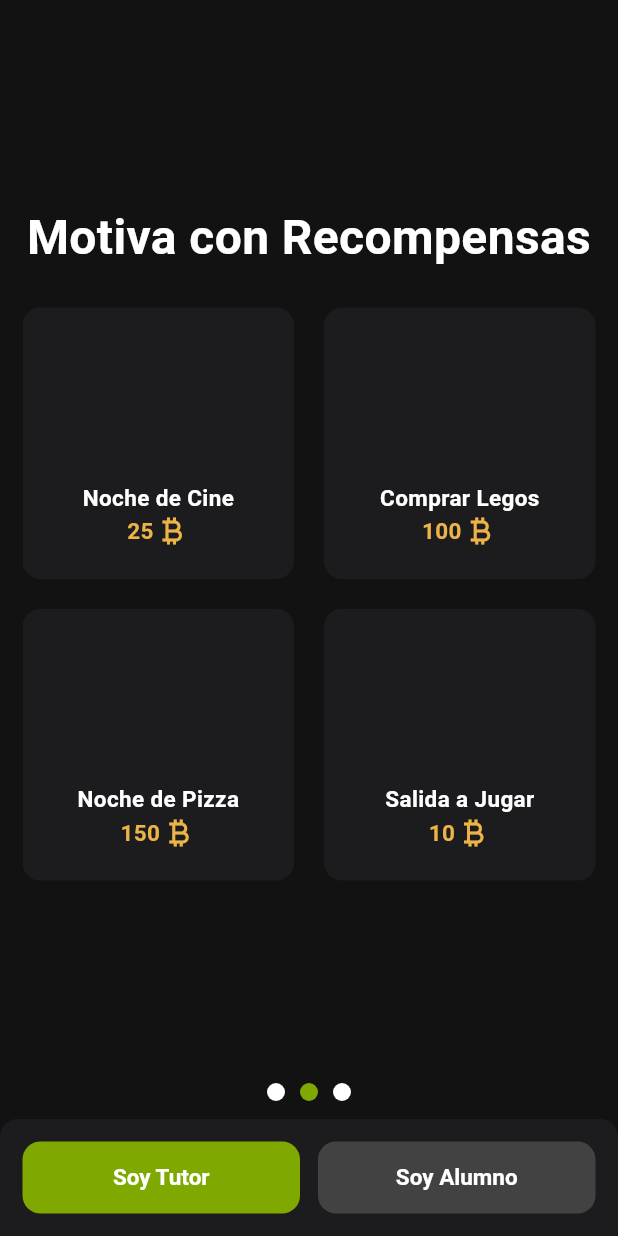
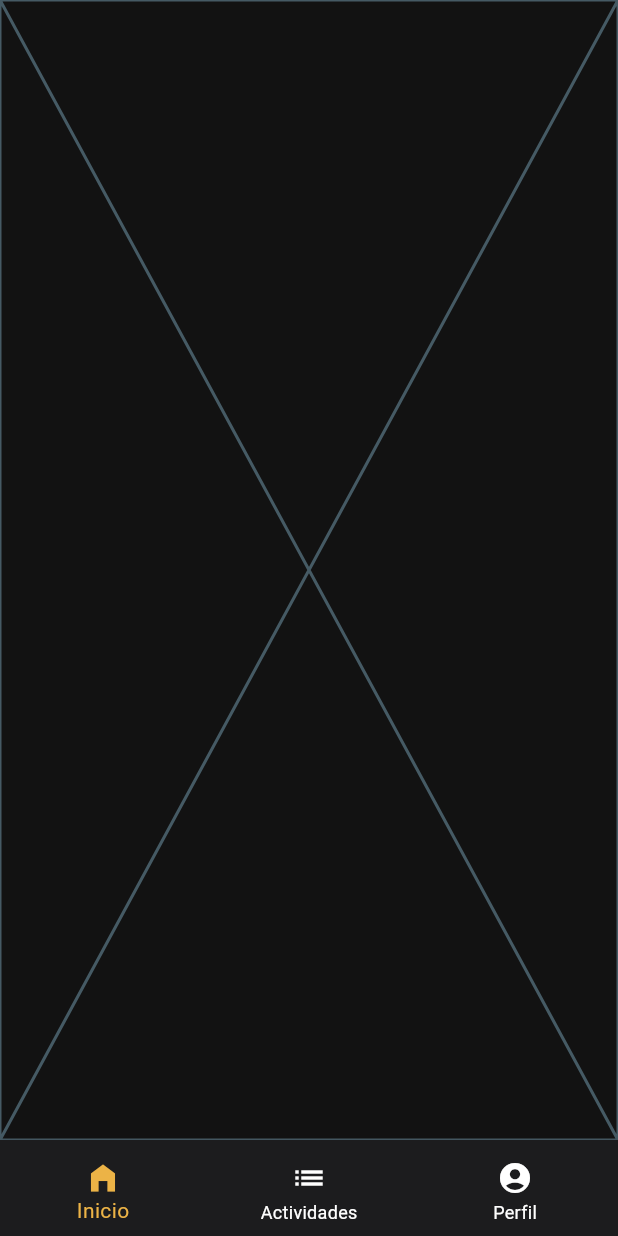
Before and after one commit to malvab11/flutter-tasks-points-app, a Flutter app: the screen it shows after launch, on a phone screen of 412 x 824 dp. Run offline on Flutter 3.47's test engine with Material 3 defaults, Android fonts, the light colour scheme and no system bars.

Commit message:
style: Pantallas de Home

```diff
--- a/lib/main.dart
+++ b/lib/main.dart
@@ -1,13 +1,17 @@
 import 'package:flutter/material.dart';
+import 'package:mission_up/ui/screens/home/activities/activities_screen.dart';
+import 'package:mission_up/ui/screens/home/activities/create_activity_screen.dart';
+import 'package:mission_up/ui/screens/home/main_screen.dart';
 import 'package:mission_up/ui/screens/loading/loading_screen.dart';
 import 'package:mission_up/ui/screens/login/login_tutor_screen.dart';
 import 'package:mission_up/ui/screens/login/login_user_screen.dart';
 import 'package:mission_up/ui/screens/presentation/presentation_screen.dart';
 import 'package:mission_up/ui/screens/register/register_tutor_screen.dart';
-import 'package:mission_up/ui/viewmodels/login_tutor_viewmodel.dart';
-import 'package:mission_up/ui/viewmodels/login_user_viewmodel.dart';
-import 'package:mission_up/ui/viewmodels/presentation_viewmodel.dart';
-import 'package:mission_up/ui/viewmodels/register_tutor_viewmodel.dart';
+import 'package:mission_up/ui/viewmodels/main/main_viewmodel.dart';
+import 'package:mission_up/ui/viewmodels/presentation/login_tutor_viewmodel.dart';
+import 'package:mission_up/ui/viewmodels/presentation/login_user_viewmodel.dart';
+import 'package:mission_up/ui/viewmodels/presentation/presentation_viewmodel.dart';
+import 'package:mission_up/ui/viewmodels/presentation/register_tutor_viewmodel.dart';
 import 'package:provider/provider.dart';
 
 void main() {
@@ -18,6 +22,7 @@ void main() {
         ChangeNotifierProvider(create: (_) => LoginTutorViewmodel()),
         ChangeNotifierProvider(create: (_) => RegisterTutorViewModel()),
         ChangeNotifierProvider(create: (_) => LoginUserViewmodel()),
+        ChangeNotifierProvider(create: (_) => MainViewmodel()),
       ],
       child: MyApp(),
     ),
@@ -38,8 +43,11 @@ class MyApp extends StatelessWidget {
         '/registerTutor': (context) => RegisterTutorScreen(),
         '/loginUser': (context) => LoginUserScreen(),
         '/loading': (context) => LoadingScreen(),
+        '/home': (context) => MainScreen(),
+        '/activities': (context) => ActivitiesScreen(),
+        '/createActivity': (context) => CreateActivityScreen(),
       },
-      home: PresentationScreen(),
+      home: MainScreen(),
     );
   }
 }
--- /dev/null
+++ b/lib/ui/screens/home/init/init_screen.dart
@@ -0,0 +1,10 @@
+import 'package:flutter/material.dart';
+
+class InitScreen extends StatelessWidget {
+  const InitScreen({super.key});
+
+  @override
+  Widget build(BuildContext context) {
+    return const Placeholder();
+  }
+}
--- /dev/null
+++ b/lib/ui/screens/home/main_screen.dart
@@ -0,0 +1,75 @@
+import 'package:flutter/material.dart';
+import 'package:mission_up/ui/screens/home/activities/activities_screen.dart';
+import 'package:mission_up/ui/screens/home/init/init_screen.dart';
+import 'package:mission_up/ui/screens/home/profile/profile_screen.dart';
+import 'package:mission_up/ui/styles/app_colors.dart';
+import 'package:mission_up/ui/viewmodels/main/main_viewmodel.dart';
+import 'package:provider/provider.dart';
+
+class MainScreen extends StatelessWidget {
+  final List<Widget> _screens = [
+    InitScreen(),
+    ActivitiesScreen(),
+    ProfileScreen(),
+  ];
+
+  MainScreen({super.key});
+
+  @override
+  Widget build(BuildContext context) {
+    final viewModel = context.watch<MainViewmodel>();
+    return SafeArea(
+      child: Scaffold(
+        bottomNavigationBar: _MyButtonNavigationBar(viewModel: viewModel),
+        floatingActionButton:
+            viewModel.currentScreen == 1
+                ? FloatingActionButton(
+                  onPressed:
+                      () => Navigator.pushNamed(context, '/createActivity'),
+                  backgroundColor: AppColors.greenColor,
+                  child: Icon(Icons.add, color: AppColors.whiteColor),
+                )
+                : null,
+        body: IndexedStack(index: viewModel.currentScreen, children: _screens),
+      ),
+    );
+  }
+}
+
+class _MyButtonNavigationBar extends StatelessWidget {
+  final MainViewmodel viewModel;
+  const _MyButtonNavigationBar({required this.viewModel});
+  @override
+  Widget build(BuildContext context) {
+    return BottomNavigationBar(
+      backgroundColor: AppColors.blackColor,
+      currentIndex: viewModel.currentScreen,
+      onTap: viewModel.changeScreen,
+      selectedItemColor: AppColors.coinColor,
+      unselectedItemColor: AppColors.whiteColor,
+      items: [
+        BottomNavigationBarItem(
+          icon: Padding(
+            padding: EdgeInsets.only(top: 6.0),
+            child: Icon(Icons.home_filled),
+          ),
+          label: "Inicio",
+        ),
+        BottomNavigationBarItem(
+          icon: Padding(
+            padding: EdgeInsets.only(top: 6.0),
+            child: Icon(Icons.list),
+          ),
+          label: "Actividades",
+        ),
+        BottomNavigationBarItem(
+          icon: Padding(
+            padding: EdgeInsets.only(top: 6.0),
+            child: Icon(Icons.account_circle_rounded),
+          ),
+          label: "Perfil",
+        ),
+      ],
+    );
+  }
+}
--- a/lib/ui/screens/login/login_tutor_screen.dart
+++ b/lib/ui/screens/login/login_tutor_screen.dart
@@ -4,7 +4,7 @@ import 'package:mission_up/ui/styles/text_styles.dart';
 import 'package:mission_up/ui/widgets/common_button.dart';
 import 'package:mission_up/ui/widgets/common_inputs.dart';
 import 'package:provider/provider.dart';
-import 'package:mission_up/ui/viewmodels/login_tutor_viewmodel.dart';
+import 'package:mission_up/ui/viewmodels/presentation/login_tutor_viewmodel.dart';
 
 class LoginTutorScreen extends StatelessWidget {
   const LoginTutorScreen({super.key});
--- a/lib/ui/screens/login/login_user_screen.dart
+++ b/lib/ui/screens/login/login_user_screen.dart
@@ -1,7 +1,7 @@
 import 'package:flutter/material.dart';
 import 'package:mission_up/ui/styles/app_colors.dart';
 import 'package:mission_up/ui/styles/text_styles.dart';
-import 'package:mission_up/ui/viewmodels/login_user_viewmodel.dart';
+import 'package:mission_up/ui/viewmodels/presentation/login_user_viewmodel.dart';
 import 'package:mission_up/ui/widgets/common_button.dart';
 import 'package:mission_up/ui/widgets/common_inputs.dart';
 import 'package:provider/provider.dart';
--- a/lib/ui/screens/presentation/presentation_screen.dart
+++ b/lib/ui/screens/presentation/presentation_screen.dart
@@ -5,7 +5,7 @@ import 'package:mission_up/ui/screens/presentation/second_presentation_screen.da
 import 'package:mission_up/ui/screens/presentation/third_presentation_screen.dart';
 import 'package:mission_up/ui/styles/app_colors.dart';
 import 'package:mission_up/ui/widgets/common_button.dart';
-import 'package:mission_up/ui/viewmodels/presentation_viewmodel.dart';
+import 'package:mission_up/ui/viewmodels/presentation/presentation_viewmodel.dart';
 
 class PresentationScreen extends StatefulWidget {
   const PresentationScreen({super.key});
--- a/lib/ui/screens/register/register_tutor_screen.dart
+++ b/lib/ui/screens/register/register_tutor_screen.dart
@@ -1,7 +1,7 @@
 import 'package:flutter/material.dart';
 import 'package:mission_up/ui/styles/app_colors.dart';
 import 'package:mission_up/ui/styles/text_styles.dart';
-import 'package:mission_up/ui/viewmodels/register_tutor_viewmodel.dart';
+import 'package:mission_up/ui/viewmodels/presentation/register_tutor_viewmodel.dart';
 import 'package:mission_up/ui/widgets/common_button.dart';
 import 'package:mission_up/ui/widgets/common_inputs.dart';
 import 'package:provider/provider.dart';
--- /dev/null
+++ b/lib/ui/viewmodels/main/main_viewmodel.dart
@@ -0,0 +1,12 @@
+import 'package:flutter/material.dart';
+
+class MainViewmodel extends ChangeNotifier {
+  int _currentScreen = 0;
+
+  int get currentScreen => _currentScreen;
+
+  void changeScreen(int screenIndex) {
+    _currentScreen = screenIndex;
+    notifyListeners();
+  }
+}
--- a/lib/ui/widgets/common_inputs.dart
+++ b/lib/ui/widgets/common_inputs.dart
@@ -10,6 +10,7 @@ class CommonInputs extends StatelessWidget {
   final VoidCallback? onPressed;
   final bool isPassword;
   final bool? isObscure;
+  final IconData? icon;
   final ValueChanged<String>? onChanged;
 
   const CommonInputs({
@@ -21,6 +22,7 @@ class CommonInputs extends StatelessWidget {
     this.onPressed,
     required this.isPassword,
     this.isObscure,
+    this.icon,
     this.onChanged,
   });
 
@@ -49,6 +51,8 @@ class CommonInputs extends StatelessWidget {
                           ? const Icon(Icons.visibility)
                           : const Icon(Icons.visibility_off),
                 )
+                : icon != null
+                ? Icon(icon)
                 : null,
       ),
     );
```
Also changed, not shown: lib/ui/screens/home/activities/activities_screen.dart (+114 -0 lines), lib/ui/screens/home/activities/create_activity_screen.dart (+80 -0 lines), lib/ui/screens/home/profile/profile_screen.dart (added, +80 -0 lines), lib/ui/widgets/common_activity_card.dart (+74 -0 lines), lib/ui/viewmodels/presentation/login_tutor_viewmodel.dart (renamed from lib/ui/viewmodels/login_tutor_viewmodel.dart), lib/ui/viewmodels/presentation/login_user_viewmodel.dart (renamed from lib/ui/viewmodels/login_user_viewmodel.dart), lib/ui/viewmodels/presentation/presentation_viewmodel.dart (renamed from lib/ui/viewmodels/presentation_viewmodel.dart), lib/ui/viewmodels/presentation/register_tutor_viewmodel.dart (renamed from lib/ui/viewmodels/register_tutor_viewmodel.dart).
